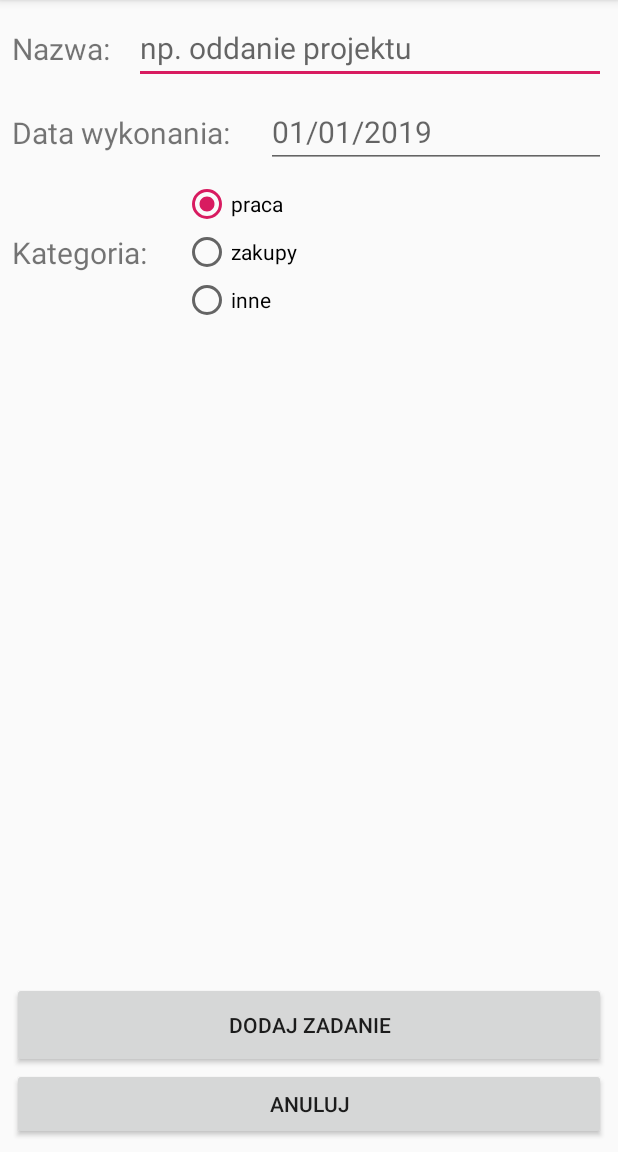
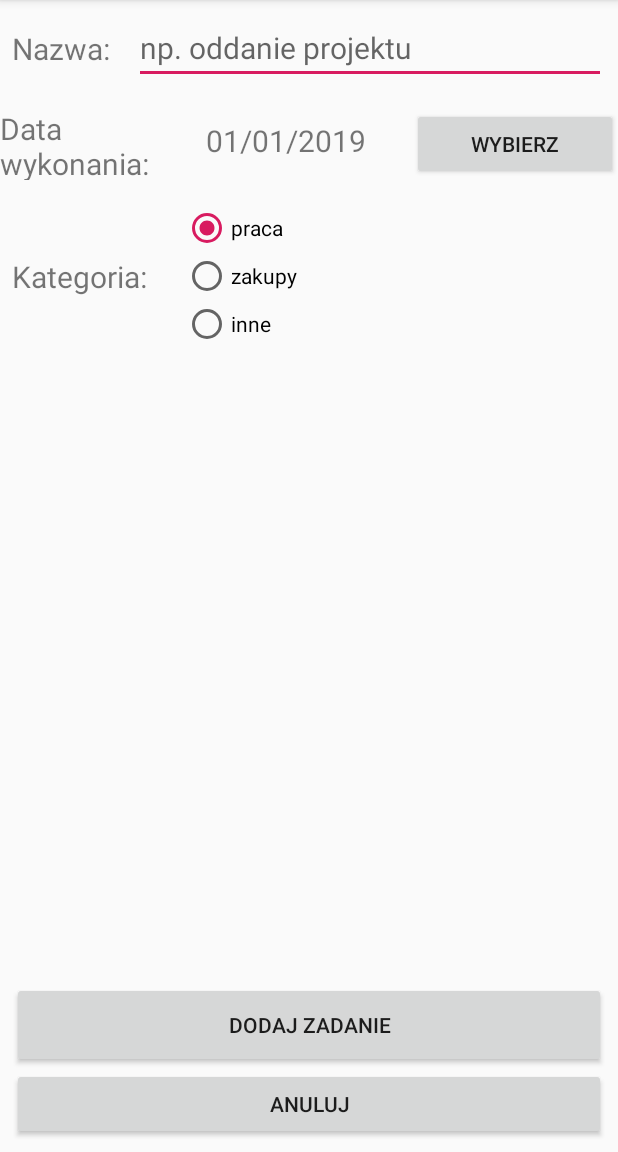
Before and after one commit to Rafi6677/ToDo-App---Android, an Android app: the AddTaskActivity screen opened directly, with no data from a screen before it, on a phone screen of 412 x 824 dp, the part 84-1236 px from its top. Run offline under Robolectric (Android 15) with nearby library versions, the phone set to English and light mode, and no system bars.

Commit message:
Added DatePickerDialog, fixed category bug

```diff
--- a/app/build.gradle
+++ b/app/build.gradle
@@ -30,4 +30,7 @@ dependencies {
     testImplementation 'junit:junit:4.12'
     androidTestImplementation 'com.android.support.test:runner:1.0.2'
     androidTestImplementation 'com.android.support.test.espresso:espresso-core:3.0.2'
+    implementation 'com.android.support:recyclerview-v7:28.0.0'
+
+    implementation 'com.xwray:groupie:2.1.0'
 }
--- a/app/src/main/res/layout/activity_add_task.xml
+++ b/app/src/main/res/layout/activity_add_task.xml
@@ -7,16 +7,6 @@
         android:layout_height="match_parent"
         tools:context=".activities.AddTaskActivity">
 
-    <TextView
-            android:text="@string/new_task_date"
-            android:layout_width="wrap_content"
-            android:layout_height="wrap_content"
-            android:id="@+id/taskDate_TextView"
-            app:layout_constraintStart_toStartOf="parent"
-            android:textSize="20sp"
-            android:layout_marginLeft="8dp" android:layout_marginStart="8dp"
-            app:layout_constraintTop_toTopOf="@+id/taskDate_EditText"
-            app:layout_constraintBottom_toBottomOf="@+id/taskDate_EditText"/>
     <TextView
             android:text="@string/new_task_category"
             android:layout_width="wrap_content"
@@ -53,26 +43,14 @@
             android:layout_marginTop="8dp"
             app:layout_constraintTop_toTopOf="parent"
             android:hint="@string/new_task_name_hint"/>
-    <EditText
-            android:layout_width="0dp"
-            android:layout_height="wrap_content"
-            android:inputType="date"
-            android:ems="10"
-            android:id="@+id/taskDate_EditText"
-            android:textSize="20sp"
-            android:maxLength="10"
-            android:hint="@string/new_task_date_hint"
-            android:layout_marginEnd="8dp" app:layout_constraintEnd_toEndOf="parent" android:layout_marginRight="8dp"
-            android:layout_marginTop="8dp" app:layout_constraintTop_toBottomOf="@+id/taskName_EditText"
-            app:layout_constraintStart_toEndOf="@+id/taskDate_TextView" android:layout_marginStart="24dp"
-            android:layout_marginLeft="24dp"/>
     <RadioGroup
             android:layout_width="0dp"
             android:layout_height="wrap_content"
-            app:layout_constraintTop_toBottomOf="@+id/taskDate_EditText"
-            android:layout_marginTop="8dp" app:layout_constraintStart_toEndOf="@+id/taskCategory_TextView"
+            app:layout_constraintStart_toEndOf="@+id/taskCategory_TextView"
             android:layout_marginLeft="24dp" android:layout_marginStart="24dp" app:layout_constraintEnd_toEndOf="parent"
-            android:layout_marginEnd="8dp" android:layout_marginRight="8dp" android:id="@+id/taskCategory_RadioGroup">
+            android:layout_marginEnd="8dp" android:layout_marginRight="8dp" android:id="@+id/taskCategory_RadioGroup"
+            app:layout_constraintHorizontal_bias="0.0"
+            android:layout_marginTop="16dp" app:layout_constraintTop_toBottomOf="@+id/linearLayout">
         <RadioButton
                 android:text="@string/category_work"
                 android:layout_width="wrap_content"
@@ -112,4 +90,35 @@
             app:layout_constraintBottom_toBottomOf="parent"
             app:layout_constraintEnd_toEndOf="parent" android:layout_marginEnd="8dp" android:layout_marginRight="8dp"/>
 
+    <LinearLayout
+            android:orientation="horizontal"
+            android:layout_width="0dp"
+            android:layout_height="wrap_content"
+            android:weightSum="3"
+            app:layout_constraintStart_toStartOf="parent"
+            app:layout_constraintEnd_toEndOf="parent"
+            android:layout_marginTop="16dp"
+            app:layout_constraintTop_toBottomOf="@+id/taskName_EditText" android:id="@+id/linearLayout">
+        <TextView
+                android:text="@string/new_task_date"
+                android:layout_width="match_parent"
+                android:layout_height="match_parent"
+                android:id="@+id/taskDate_TextView"
+                android:layout_weight="1"
+                android:textSize="20sp"/>
+        <TextView
+                android:text="@string/new_task_date_hint"
+                android:layout_width="match_parent"
+                android:layout_height="wrap_content"
+                android:id="@+id/dateChoosen_TextView"
+                android:layout_weight="1"
+                android:textSize="20sp"/>
+        <Button
+                android:text="@string/new_task_date_button"
+                android:layout_width="match_parent"
+                android:layout_height="wrap_content"
+                android:id="@+id/addDate_Button"
+                android:layout_weight="1"/>
+    </LinearLayout>
+
 </android.support.constraint.ConstraintLayout>
--- a/app/src/main/res/values/strings.xml
+++ b/app/src/main/res/values/strings.xml
@@ -8,6 +8,7 @@
     <string name="new_task_name_hint">np. oddanie projektu</string>
     <string name="new_task_date">Data wykonania:</string>
     <string name="new_task_date_hint">01/01/2019</string>
+    <string name="new_task_date_button">Wybierz</string>
     <string name="new_task_category">Kategoria:</string>
     <string name="new_task_category_hint">zakupy</string>
 
```
Also changed, not shown: app/src/main/java/com/example/todoapp/activities/AddTaskActivity.kt (+27 -30 lines), app/src/main/java/com/example/todoapp/db/DatabaseHandler.kt (+37 -2 lines), app/src/main/java/com/example/todoapp/model/Task.kt (+4 -3 lines), app/src/main/res/drawable/border.xml (added, +15 -0 lines), app/src/main/res/layout/activity_task_list.xml (+51 -1 lines), app/src/main/res/layout/task_list_row.xml (added, +33 -0 lines).
